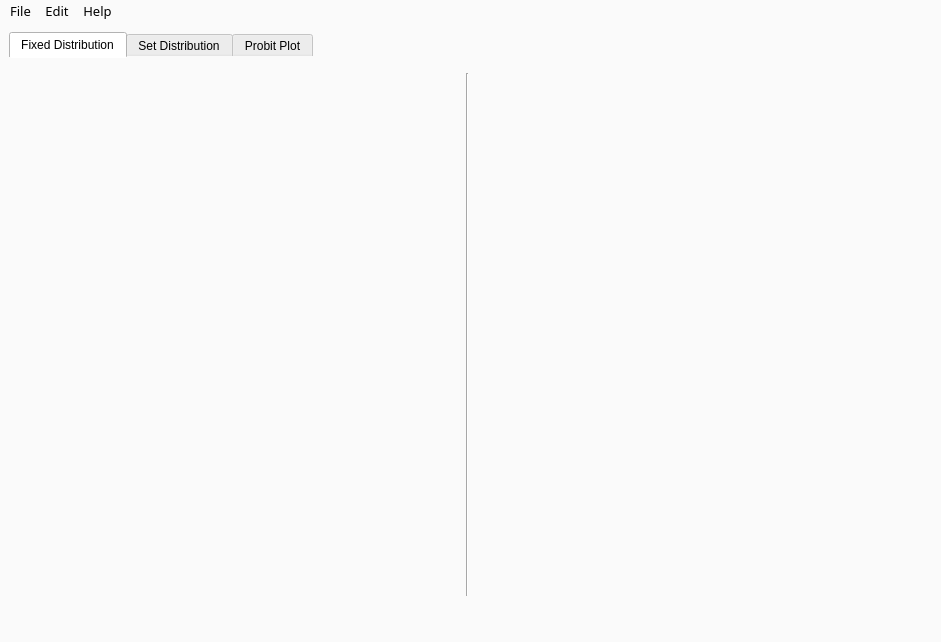
This is tribgui/_qtdesigner/qdesignMainWindow.ui in trhallam/trib as Qt 5 draws it before an edit. The edited form follows.
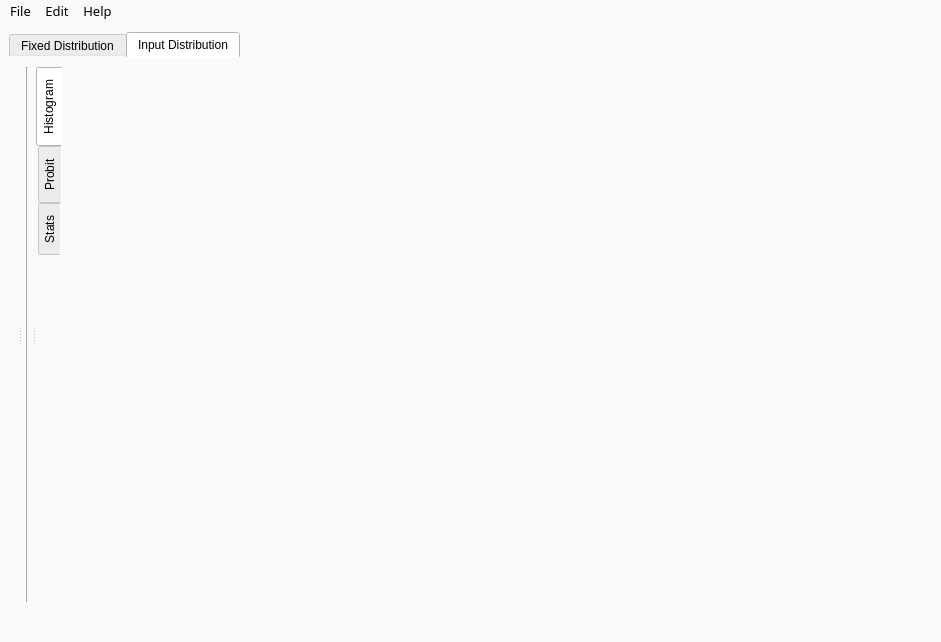
This is the edited form. The open tabs and pages were chosen to show the change. Icons and pictures are not drawn.

Commit message: Updated Layout of Main Window

```diff
--- a/tribgui/_qtdesigner/qdesignMainWindow.ui
+++ b/tribgui/_qtdesigner/qdesignMainWindow.ui
@@ -32,7 +32,7 @@
 border-color: rgb(93, 87, 107);</string>
    </property>
    <layout class="QGridLayout" name="gridLayout">
-    <item row="0" column="0">
+    <item row="1" column="0">
      <widget class="QTabWidget" name="tabWidget">
       <property name="autoFillBackground">
        <bool>false</bool>
@@ -58,33 +58,110 @@
         <string>Fixed Distribution</string>
        </attribute>
        <layout class="QGridLayout" name="gridLayout_2">
-        <item row="0" column="1">
+        <item row="0" column="0">
          <widget class="QSplitter" name="splitter">
-          <property name="styleSheet">
-           <string notr="true">background-color: rgb(250, 250, 250);</string>
+          <property name="orientation">
+           <enum>Qt::Horizontal</enum>
           </property>
+          <widget class="QWidget" name="">
+           <layout class="QVBoxLayout" name="verticalLayoutFD"/>
+          </widget>
+          <widget class="Line" name="lineSplitterFixedDistr">
+           <property name="minimumSize">
+            <size>
+             <width>20</width>
+             <height>0</height>
+            </size>
+           </property>
+           <property name="maximumSize">
+            <size>
+             <width>20</width>
+             <height>16777215</height>
+            </size>
+           </property>
+           <property name="frameShadow">
+            <enum>QFrame::Sunken</enum>
+           </property>
+           <property name="lineWidth">
+            <number>2</number>
+           </property>
+           <property name="orientation">
+            <enum>Qt::Vertical</enum>
+           </property>
+          </widget>
+          <widget class="QWidget" name="">
+           <layout class="QGridLayout" name="gridLayoutFDChart"/>
+          </widget>
+         </widget>
+        </item>
+       </layout>
+      </widget>
+      <widget class="QWidget" name="tabInputDist">
+       <property name="styleSheet">
+        <string notr="true">selection-color: rgb(139, 218, 249);
+background-color: rgb(250, 250, 250);
+border-color: rgb(93, 87, 107);</string>
+       </property>
+       <attribute name="title">
+        <string>Input Distribution</string>
+       </attribute>
+       <layout class="QGridLayout" name="gridLayout_3">
+        <item row="0" column="0">
+         <widget class="QSplitter" name="splitter_2">
           <property name="orientation">
            <enum>Qt::Horizontal</enum>
           </property>
-          <widget class="QWidget" name="layoutWidget">
-           <layout class="QHBoxLayout" name="horizontalLayout">
-            <property name="topMargin">
-             <number>6</number>
-            </property>
-            <property name="rightMargin">
-             <number>6</number>
-            </property>
-            <property name="bottomMargin">
-             <number>6</number>
-            </property>
+          <widget class="QWidget" name="verticalLayoutWidget_2">
+           <layout class="QVBoxLayout" name="verticalLayoutIDRight"/>
+          </widget>
+          <widget class="Line" name="lineSplitterSetDistr">
+           <property name="maximumSize">
+            <size>
+             <width>10</width>
+             <height>10000000</height>
+            </size>
+           </property>
+           <property name="orientation">
+            <enum>Qt::Vertical</enum>
+           </property>
+          </widget>
+          <widget class="QWidget" name="verticalLayoutWidget">
+           <layout class="QVBoxLayout" name="verticalLayoutIDLeft">
             <item>
-             <layout class="QVBoxLayout" name="verticalLayoutFD"/>
-            </item>
-            <item>
-             <widget class="Line" name="lineSplitterFixedDistr">
-              <property name="orientation">
-               <enum>Qt::Vertical</enum>
+             <widget class="QTabWidget" name="tabWidgetID">
+              <property name="minimumSize">
+               <size>
+                <width>600</width>
+                <height>300</height>
+               </size>
               </property>
+              <property name="layoutDirection">
+               <enum>Qt::LeftToRight</enum>
+              </property>
+              <property name="tabPosition">
+               <enum>QTabWidget::West</enum>
+              </property>
+              <property name="tabShape">
+               <enum>QTabWidget::Rounded</enum>
+              </property>
+              <property name="currentIndex">
+               <number>0</number>
+              </property>
+              <widget class="QWidget" name="tabHist">
+               <attribute name="title">
+                <string>Histogram</string>
+               </attribute>
+              </widget>
+              <widget class="QWidget" name="tabProbit">
+               <attribute name="title">
+                <string>Probit</string>
+               </attribute>
+              </widget>
+              <widget class="QWidget" name="tabStats">
+               <attribute name="title">
+                <string>Stats</string>
+               </attribute>
+              </widget>
              </widget>
             </item>
             <item>
@@ -96,26 +173,6 @@
         </item>
        </layout>
       </widget>
-      <widget class="QWidget" name="tabSetDist">
-       <property name="styleSheet">
-        <string notr="true">selection-color: rgb(139, 218, 249);
-background-color: rgb(250, 250, 250);
-border-color: rgb(93, 87, 107);</string>
-       </property>
-       <attribute name="title">
-        <string>Set Distribution</string>
-       </attribute>
-      </widget>
-      <widget class="QWidget" name="tabProbit">
-       <property name="styleSheet">
-        <string notr="true">selection-color: rgb(139, 218, 249);
-border-color: rgb(93, 87, 107);
-background-color: rgb(250, 250, 250);</string>
-       </property>
-       <attribute name="title">
-        <string>Probit Plot</string>
-       </attribute>
-      </widget>
      </widget>
     </item>
    </layout>
```
Left out of the diff: 3 changed lines with no effect on the pictures. The commit also changes 2 other files.
